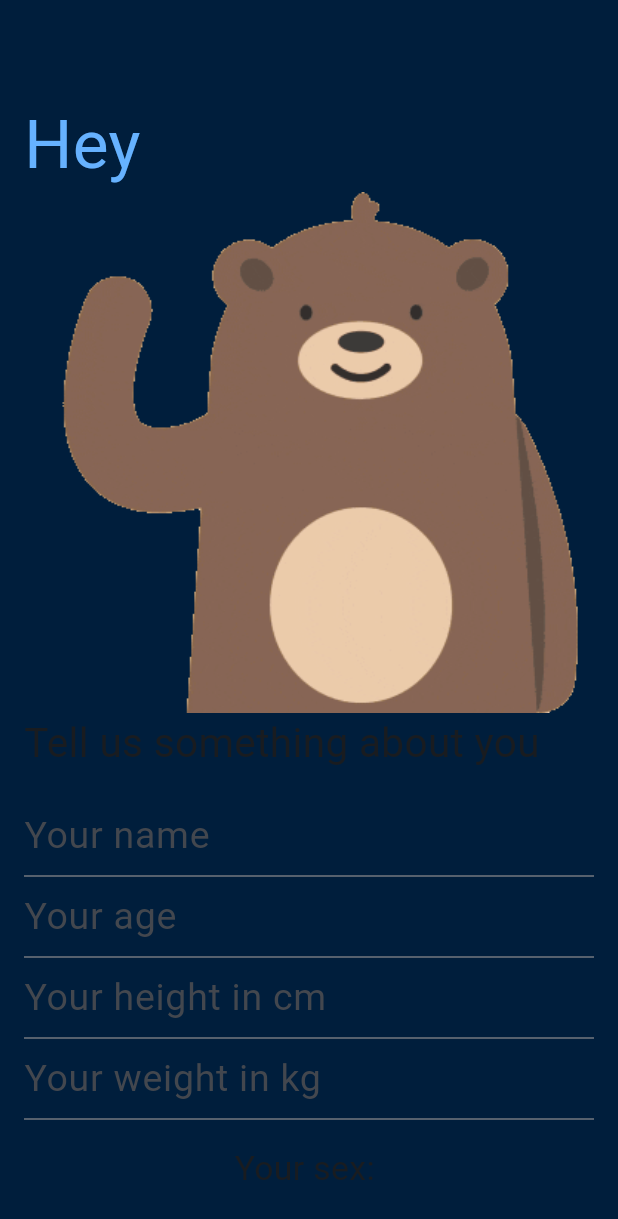
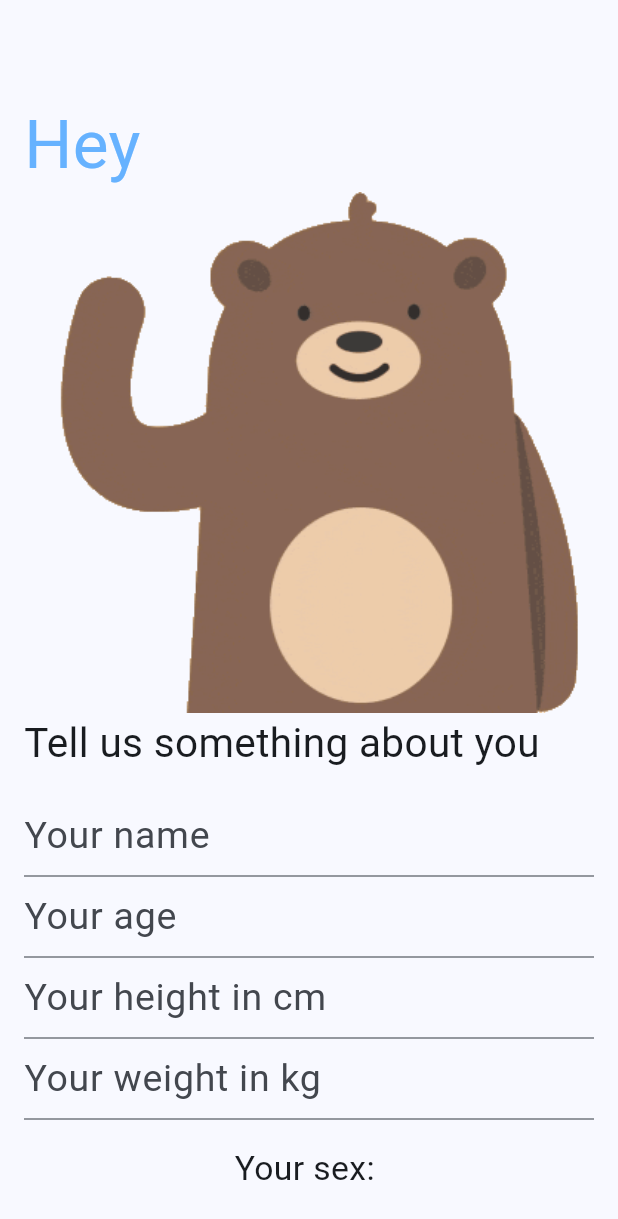
Before and after one commit to koloiyolo/fitness_app, a Flutter app: the screen it shows after launch, on a phone screen of 412 x 824 dp. Shown: the top 1219 px of the screen. Run offline on Flutter 3.47's test engine with Material 2 defaults, Android fonts, the phone set to English and light mode, and no system bars; our stand-ins replace geolocator, hive, hive_flutter; accounts and stored records are empty.

Commit message:
minor GPS and UI fixes

```diff
--- a/lib/appdrawer.dart
+++ b/lib/appdrawer.dart
@@ -55,7 +55,6 @@ class _AppDrawerState extends State<AppDrawer> {
 
     return Scaffold(
       drawer: NavigationDrawer(
-        backgroundColor: const Color(0xFF131734),
           selectedIndex: index,
           onDestinationSelected: (value) {
             setState(() {
@@ -91,7 +90,6 @@ class _AppDrawerState extends State<AppDrawer> {
                 icon: Icon(Icons.settings), label: Text('Settings')),
           ]),
       appBar: AppBar(
-        backgroundColor: const Color(0xFF001e3c),
         title: Text((index == 0) ? 'Cardio':
         (index == 1) ? 'Sprint':
         (index == 2)? 'Cycling':
@@ -99,7 +97,6 @@ class _AppDrawerState extends State<AppDrawer> {
         (index == 0)? 'User data':
         'Settings')
       ),
-      backgroundColor: const Color(0xFF001e3c),
       body: page,
     );
   }
--- a/lib/main.dart
+++ b/lib/main.dart
@@ -40,7 +40,18 @@ class MyApp extends StatelessWidget {
             useMaterial3: true,
             brightness: Brightness.light),
         darkTheme: ThemeData(
-            colorSchemeSeed: Colors.blue,
+            colorScheme: const ColorScheme(
+                brightness: Brightness.dark,
+                primary: Colors.white,
+                onPrimary: Color(0xFF071b2f),
+                secondary: Color(0xFF071b2f),
+                onSecondary: Colors.white,
+                error: Colors.black,
+                onError: Colors.red,
+                background: Color(0xFF001e3c),
+                onBackground: Colors.white,
+                surface: Color(0xFF001e3c),
+                onSurface: Colors.white),
             useMaterial3: true,
             brightness: Brightness.dark),
         themeMode: ThemeMode.system,
--- a/lib/screens/splash.dart
+++ b/lib/screens/splash.dart
@@ -21,7 +21,6 @@ class _SplashScreenState extends State<SplashScreen> {
   @override
   Widget build(BuildContext context) {
     return Scaffold(
-      backgroundColor: const Color(0xFF001e3c),
         body: SafeArea(
       child: Padding(
         padding: const EdgeInsets.all(16),
--- a/lib/screens/stopwatchlist.dart
+++ b/lib/screens/stopwatchlist.dart
@@ -14,7 +14,6 @@ class StopWatchList extends StatelessWidget {
       itemBuilder: (context, index) => Card(
         shape: RoundedRectangleBorder(
           borderRadius: BorderRadius.circular(24)),
-        color: const Color(0xFF131734),
         child: ExpansionTile(
           shape: RoundedRectangleBorder(
           borderRadius: BorderRadius.circular(24)),
--- a/lib/timer_scaffold.dart
+++ b/lib/timer_scaffold.dart
@@ -35,7 +35,6 @@ class _TimerScaffoldState extends State<TimerScaffold> {
           children: [
             Expanded(child: page),
             NavigationBar(
-              backgroundColor: const Color(0xFF131734),
                 destinations: const [
                   NavigationDestination(icon: Icon(Icons.timer,), label: ''),
                   NavigationDestination(icon: Icon(Icons.list), label: ''),
```
Also changed, not shown: lib/screens/stopwatchtimer.dart (+8 -2 lines).
